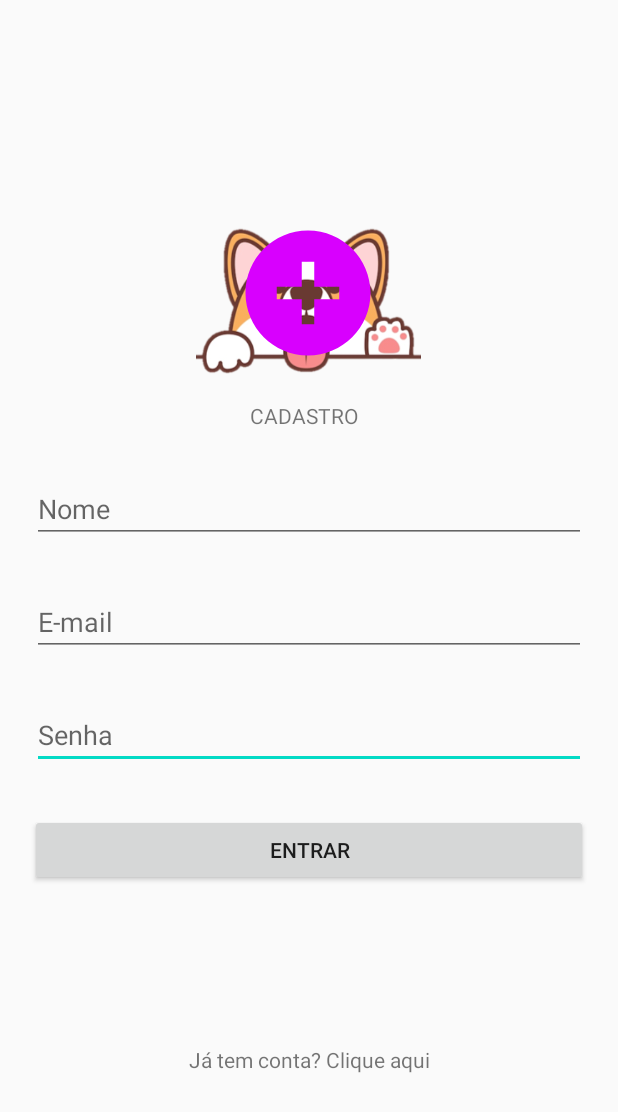
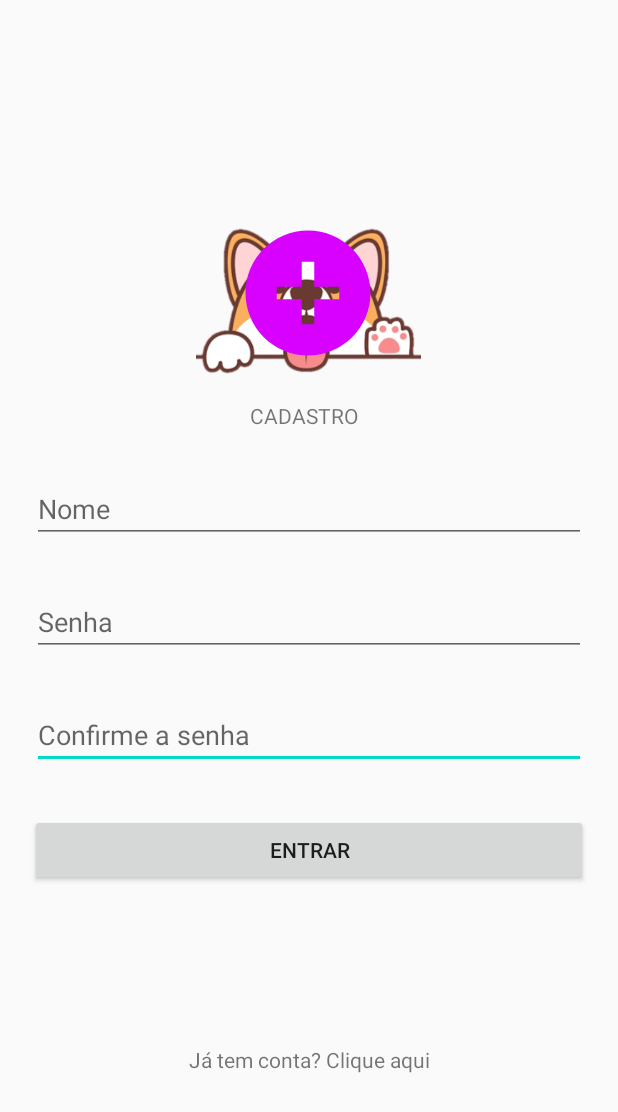
Before and after one commit to yara-azevedo/projeto_mobile, an Android app: the screen it shows after launch (CadastroActivity), on a phone screen of 412 x 824 dp. Shown: the top 1112 px of the screen. Run offline under Robolectric (Android 15) with nearby library versions, the phone set to English and light mode, and no system bars.

Commit message:
login e cadastro
ooook

```diff
--- a/Heipet/app/src/main/java/com/heipet/heipet/ui/home/HomeFragment.java
+++ b/Heipet/app/src/main/java/com/heipet/heipet/ui/home/HomeFragment.java
@@ -14,6 +14,7 @@ import com.heipet.heipet.databinding.FragmentHomeBinding;
 public class HomeFragment extends Fragment {
 
     private FragmentHomeBinding binding;
+
 
     public View onCreateView(@NonNull LayoutInflater inflater,
                              ViewGroup container, Bundle savedInstanceState) {
--- a/Heipet/app/src/main/java/com/heipet/heipet/ui/home/HomeViewModel.java
+++ b/Heipet/app/src/main/java/com/heipet/heipet/ui/home/HomeViewModel.java
@@ -8,6 +8,7 @@ public class HomeViewModel extends ViewModel {
 
     private final MutableLiveData<String> mText;
 
+
     public HomeViewModel() {
         mText = new MutableLiveData<>();
         mText.setValue("This is home fragment");
--- a/Heipet/app/src/main/res/layout/activity_cadastro.xml
+++ b/Heipet/app/src/main/res/layout/activity_cadastro.xml
@@ -66,38 +66,38 @@
         android:text="Entrar"
         app:layout_constraintEnd_toEndOf="parent"
         app:layout_constraintStart_toStartOf="parent"
-        app:layout_constraintTop_toBottomOf="@+id/editTextTextPassword" />
+        app:layout_constraintTop_toBottomOf="@+id/et_senha" />
 
     <EditText
-        android:id="@+id/editTextTextPassword"
+        android:id="@+id/et_senha"
         android:layout_width="0dp"
         android:layout_height="wrap_content"
         android:layout_marginStart="1dp"
         android:layout_marginTop="30dp"
         android:layout_marginEnd="1dp"
         android:ems="10"
-        android:hint="Senha"
+        android:hint="Confirme a senha"
         android:inputType="textPassword"
         app:layout_constraintEnd_toEndOf="parent"
         app:layout_constraintHorizontal_bias="0.0"
         app:layout_constraintStart_toStartOf="parent"
-        app:layout_constraintTop_toBottomOf="@+id/editTextTextEmailAddress" />
+        app:layout_constraintTop_toBottomOf="@+id/et_senha2" />
 
     <EditText
-        android:id="@+id/editTextTextEmailAddress"
+        android:id="@+id/et_senha2"
         android:layout_width="0dp"
         android:layout_height="wrap_content"
         android:layout_marginStart="1dp"
         android:layout_marginEnd="1dp"
         android:layout_marginBottom="30dp"
         android:ems="10"
-        android:hint="E-mail"
-        android:inputType="textEmailAddress"
-        app:layout_constraintBottom_toTopOf="@+id/editTextTextPassword"
+        android:hint="Senha"
+        android:inputType="textPassword|textEmailAddress"
+        app:layout_constraintBottom_toTopOf="@+id/et_senha"
         app:layout_constraintEnd_toEndOf="parent"
         app:layout_constraintHorizontal_bias="0.0"
         app:layout_constraintStart_toStartOf="parent"
-        app:layout_constraintTop_toBottomOf="@+id/editTextTextPersonName2" />
+        app:layout_constraintTop_toBottomOf="@+id/et_nome" />
 
     <TextView
         android:id="@+id/textView2"
@@ -112,7 +112,7 @@
         app:layout_constraintTop_toBottomOf="@+id/imageView2" />
 
     <EditText
-        android:id="@+id/editTextTextPersonName2"
+        android:id="@+id/et_nome"
         android:layout_width="0dp"
         android:layout_height="wrap_content"
         android:layout_marginStart="1dp"
@@ -122,7 +122,7 @@
         android:ems="10"
         android:hint="Nome"
         android:inputType="textPersonName"
-        app:layout_constraintBottom_toTopOf="@+id/editTextTextEmailAddress"
+        app:layout_constraintBottom_toTopOf="@+id/et_senha2"
         app:layout_constraintEnd_toEndOf="parent"
         app:layout_constraintStart_toStartOf="parent"
         app:layout_constraintTop_toBottomOf="@+id/textView2" />
--- a/Heipet/app/src/main/res/layout/teste.xml
+++ b/Heipet/app/src/main/res/layout/teste.xml
@@ -47,7 +47,7 @@
             tools:layout_editor_absoluteY="372dp" />
 
         <EditText
-            android:id="@+id/editTextTextPassword"
+            android:id="@+id/et_senha"
             android:layout_width="0dp"
             android:layout_height="40dp"
             android:layout_marginStart="1dp"
@@ -61,7 +61,7 @@
             tools:layout_editor_absoluteY="314dp" />
 
         <EditText
-            android:id="@+id/editTextTextEmailAddress"
+            android:id="@+id/et_senha2"
             android:layout_width="0dp"
             android:layout_height="40dp"
             android:layout_marginStart="1dp"
@@ -87,7 +87,7 @@
             tools:layout_editor_absoluteY="142dp" />
 
         <EditText
-            android:id="@+id/editTextTextPersonName2"
+            android:id="@+id/et_nome"
             android:layout_width="0dp"
             android:layout_height="40dp"
             android:layout_marginStart="1dp"
```
Also changed, not shown: Heipet/app/src/main/java/com/heipet/heipet/BD_helper.java (added, +53 -0 lines), Heipet/app/src/main/java/com/heipet/heipet/CadastroActivity.java (+46 -9 lines), Heipet/app/src/main/java/com/heipet/heipet/LoginActivity.java (+25 -1 lines), Heipet/app/src/main/res/layout/activity_login.xml (+5 -5 lines).
